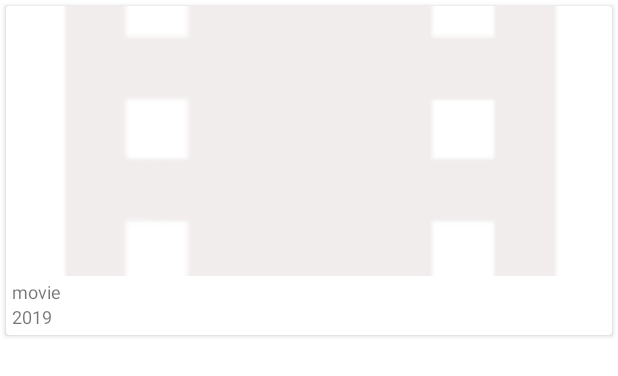
After one commit to portmaler/movies-popular-details, an Android app: the layout movie_list_item.xml on its own in the app's theme, with its tools: preview values and no code run, on a phone screen of 412 x 824 dp. The commit adds this screen. Shown: the top 376 px of the screen. Run offline under Robolectric (Android 15) with nearby library versions, the phone set to English and light mode, and no system bars; network calls fail.

Commit message:
third and last commit

```diff
--- a/app/src/main/AndroidManifest.xml
+++ b/app/src/main/AndroidManifest.xml
@@ -1,6 +1,8 @@
 <?xml version="1.0" encoding="utf-8"?>
 <manifest xmlns:android="http://schemas.android.com/apk/res/android"
     package="com.example.moviewmvvm">
+
+    <uses-permission android:name="android.permission.INTERNET" />
 
     <application
         android:allowBackup="true"
@@ -13,7 +15,7 @@
             android:name="com.example.moviewmvvm.ui.single_movie_details.SingleMovie"
             android:exported="false" />
         <activity
-            android:name=".ui.MainActivity"
+            android:name=".ui.popular_movie.MainActivity"
             android:exported="true">
             <intent-filter>
                 <action android:name="android.intent.action.MAIN" />
--- a/app/src/main/java/com/example/moviewmvvm/data/api/TheMovieDBClient.kt
+++ b/app/src/main/java/com/example/moviewmvvm/data/api/TheMovieDBClient.kt
@@ -7,7 +7,7 @@ import retrofit2.adapter.rxjava2.RxJava2CallAdapterFactory
 import retrofit2.converter.gson.GsonConverterFactory
 import java.util.concurrent.TimeUnit
 
-const val API_KEY = "6e63c2317fbe963d76c3bdc2b785f6d1"
+const val API_KEY = "your_api_key"
 const val BASE_URL = "https://api.themoviedb.org/3/"
 
 const val POSTER_BASE_URL = "https://image.tmdb.org/t/p/w342"
@@ -15,8 +15,8 @@ const val POSTER_BASE_URL = "https://image.tmdb.org/t/p/w342"
 const val FIRST_PAGE = 1
 const val POST_PER_PAGE = 20
 
-// https://api.themoviedb.org/3/movie/popular?api_key=6e63c2317fbe963d76c3bdc2b785f6d1&page=1
-// https://api.themoviedb.org/3/movie/299534?api_key=6e63c2317fbe963d76c3bdc2b785f6d1
+// https://api.themoviedb.org/3/movie/popular?api_key=your_api_key&page=1
+// https://api.themoviedb.org/3/movie/299534?api_key=your_api_key
 // https://image.tmdb.org/t/p/w342/or06FN3Dka5tukK1e9sl16pB3iy.jpg
 
 object TheMovieDBClient {
--- /dev/null
+++ b/app/src/main/res/layout/movie_list_item.xml
@@ -0,0 +1,53 @@
+<?xml version="1.0" encoding="utf-8"?>
+<androidx.cardview.widget.CardView
+    xmlns:android="http://schemas.android.com/apk/res/android"
+    android:id="@+id/card_view"
+    android:layout_width="match_parent"
+    android:layout_height="wrap_content"
+    android:foreground="?selectableItemBackground"
+    android:layout_marginLeft="4dp"
+    android:layout_marginRight="4dp"
+    android:layout_marginTop="4dp"
+    android:layout_marginBottom="8dp"
+    android:focusable="true"
+    android:clickable="true">
+
+    <LinearLayout
+        android:layout_width="match_parent"
+        android:layout_height="wrap_content"
+        android:orientation="vertical">
+
+        <ImageView
+            android:id="@+id/cv_iv_movie_poster"
+            android:layout_width="match_parent"
+            android:layout_height="180dp"
+            android:scaleType="centerCrop"
+            android:layout_gravity="center"
+            android:src="@drawable/poster_placeholder">
+
+        </ImageView>
+
+        <TextView
+            android:id="@+id/cv_movie_title"
+            android:layout_width="wrap_content"
+            android:layout_height="wrap_content"
+            android:layout_marginTop="2dp"
+            android:layout_marginStart="4dp"
+            android:text="movie"
+            android:textSize="12sp"
+            android:maxLines="1"
+            android:ellipsize="end"/>
+
+        <TextView
+            android:id="@+id/cv_movie_release_date"
+            android:layout_width="wrap_content"
+            android:layout_height="wrap_content"
+            android:layout_marginStart="4dp"
+            android:layout_marginBottom="4dp"
+            android:text="2019"
+            android:maxLength="4"
+            android:textSize="12sp"/>
+
+    </LinearLayout>
+
+</androidx.cardview.widget.CardView>
```
Also changed, not shown: app/src/main/java/com/example/moviewmvvm/data/api/TheMovieDBInterface.kt (+6 -2 lines), app/src/main/java/com/example/moviewmvvm/data/repository/MovieDataSource.kt (added, +67 -0 lines), app/src/main/java/com/example/moviewmvvm/data/repository/MovieDataSourceFactory.kt (added, +20 -0 lines), app/src/main/java/com/example/moviewmvvm/data/vo/Movie.kt (added, +13 -0 lines), app/src/main/java/com/example/moviewmvvm/data/vo/MovieResponse.kt (added, +15 -0 lines), app/src/main/java/com/example/moviewmvvm/ui/MainActivity.kt (deleted, +0 -12 lines), app/src/main/java/com/example/moviewmvvm/ui/popular_movie/MainActivity.kt (added, +75 -0 lines), app/src/main/java/com/example/moviewmvvm/ui/popular_movie/MainActivityViewModel.kt (added, +32 -0 lines), app/src/main/java/com/example/moviewmvvm/ui/popular_movie/MoviePagedListRepository.kt (added, +37 -0 lines), app/src/main/java/com/example/moviewmvvm/ui/popular_movie/PopularMoviePagedListAdapter.kt (added, +149 -0 lines), app/src/main/res/layout/activity_main.xml (+30 -9 lines), app/src/main/res/layout/network_state_item.xml (added, +21 -0 lines).
